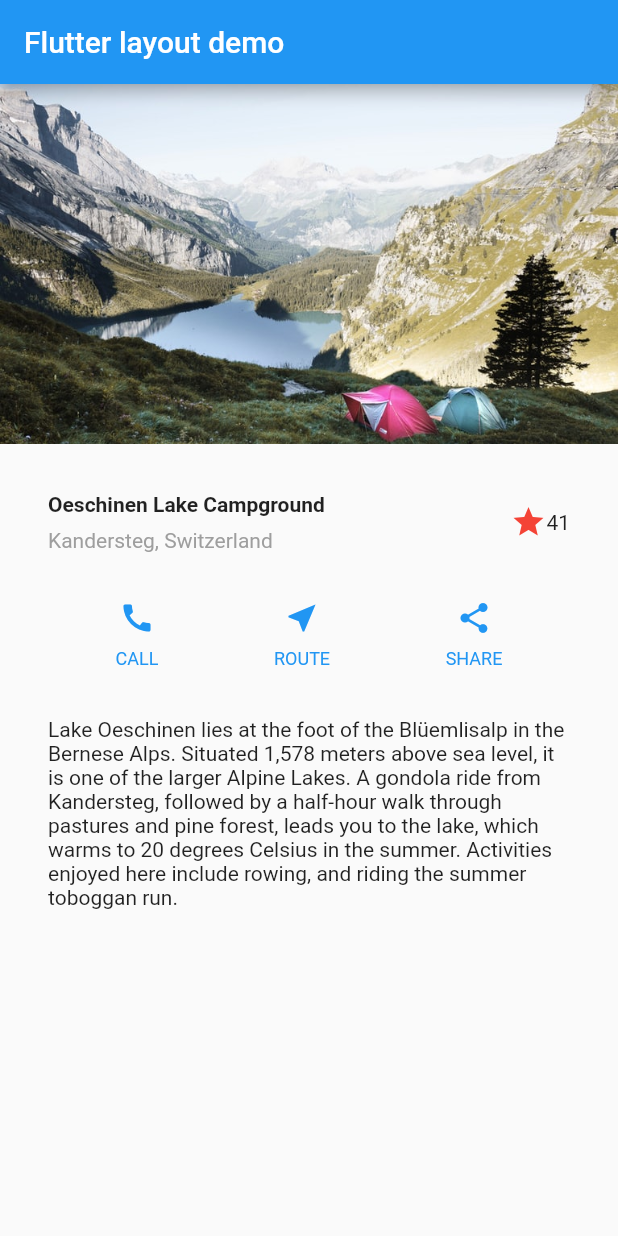
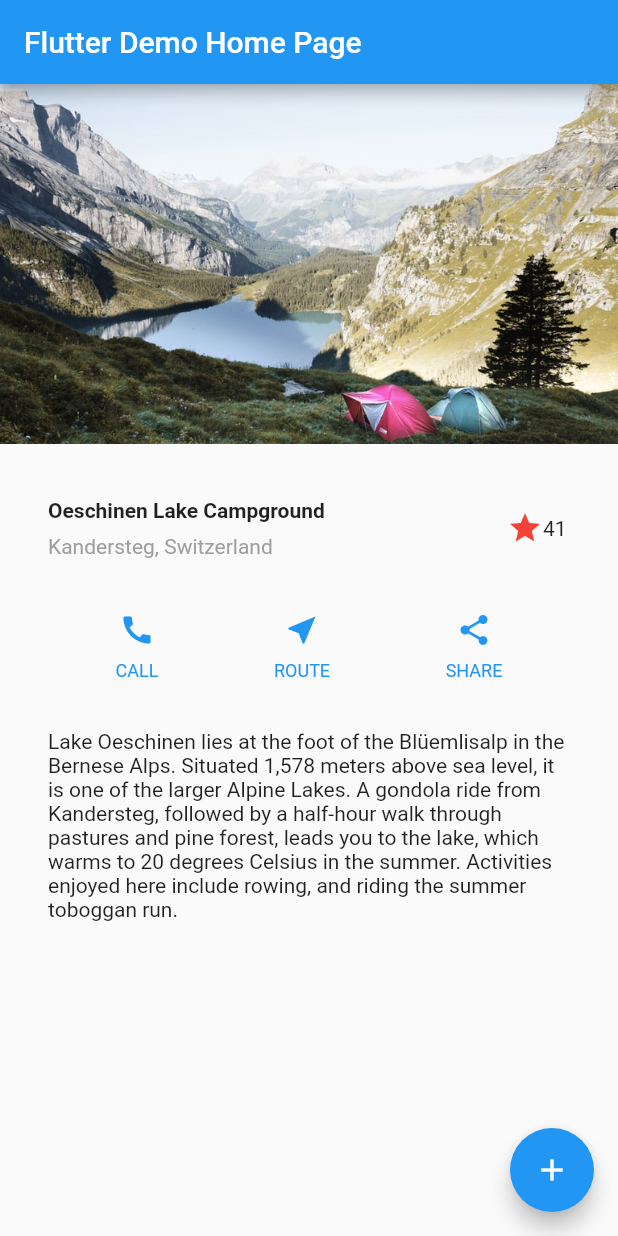
Before and after one commit to numnim296/flutterLayoutDemo, a Flutter app: the screen it shows after launch, on a phone screen of 412 x 824 dp. Run offline on Flutter 3.47's test engine with Material 2 defaults, Android fonts, the phone set to English and light mode, and no system bars.

Commit message:
13/12/2020

```diff
--- a/lib/main.dart
+++ b/lib/main.dart
@@ -1,10 +1,45 @@
 import 'package:flutter/material.dart';
+
+import 'favoriteA.dart';
+import 'favoriteB.dart';
+import 'favoriteC.dart';
 
 void main() {
   runApp(MyApp());
 }
 
 class MyApp extends StatelessWidget {
+  // This widget is the root of your application.
+  @override
+  Widget build(BuildContext context) {
+    return MaterialApp(
+      title: 'Flutter Demo',
+      theme: ThemeData(
+        primarySwatch: Colors.blue,
+      ),
+      home: MyHomePage(title: 'Flutter Demo Home Page'),
+    );
+  }
+}
+
+class MyHomePage extends StatefulWidget {
+  MyHomePage({Key key, this.title}) : super(key: key);
+
+  final String title;
+
+  @override
+  _MyHomePageState createState() => _MyHomePageState();
+}
+
+class _MyHomePageState extends State<MyHomePage> {
+  int _counter = 0;
+
+  void _incrementCounter() {
+    setState(() {
+      _counter++;
+    });
+  }
+
   Widget titleSection = Container(
     padding: const EdgeInsets.all(32),
     child: Row(
@@ -34,14 +69,84 @@ class MyApp extends StatelessWidget {
           ),
         ),
         /*3*/
-        Icon(
-          Icons.star,
-          color: Colors.red[500],
-        ),
-        Text('41'),
+        FavoriteWidget(),
       ],
     ),
   );
+
+  Widget textSection = Container(
+    padding: const EdgeInsets.all(32),
+    child: Text(
+      'Lake Oeschinen lies at the foot of the Blüemlisalp in the Bernese '
+      'Alps. Situated 1,578 meters above sea level, it is one of the '
+      'larger Alpine Lakes. A gondola ride from Kandersteg, followed by a '
+      'half-hour walk through pastures and pine forest, leads you to the '
+      'lake, which warms to 20 degrees Celsius in the summer. Activities '
+      'enjoyed here include rowing, and riding the summer toboggan run.',
+      softWrap: true,
+    ),
+  );
+  @override
+  Widget build(BuildContext context) {
+    Color color = Theme.of(context).primaryColor;
+
+    Widget buttonSection = Container(
+      child: Row(
+        mainAxisAlignment: MainAxisAlignment.spaceEvenly,
+        children: [
+          GestureDetector(
+              onTap: () {
+                Navigator.push(
+                  context,
+                  MaterialPageRoute(builder: (context) => TapboxA()),
+                );
+              },
+              child: _buildButtonColumn(color, Icons.call, 'CALL')),
+          GestureDetector(
+            onTap: () {
+                Navigator.push(
+                  context,
+                  MaterialPageRoute(builder: (context) => ParentWidget()),
+                );
+              },
+            child: _buildButtonColumn(color, Icons.near_me, 'ROUTE')),
+          GestureDetector(
+            onTap: () {
+                Navigator.push(
+                  context,
+                  MaterialPageRoute(builder: (context) => ParentWidgetC()),
+                );
+              },
+            child: _buildButtonColumn(color, Icons.share, 'SHARE')),
+        ],
+      ),
+    );
+
+    return Scaffold(
+      appBar: AppBar(
+        title: Text(widget.title),
+      ),
+      body: ListView(
+        children: <Widget>[
+          Image.asset(
+            'images/lake.jpg',
+            width: 600,
+            height: 240,
+            fit: BoxFit.cover,
+          ),
+          titleSection,
+          buttonSection,
+          textSection,
+        ],
+      ),
+
+      floatingActionButton: FloatingActionButton(
+        onPressed: _incrementCounter,
+        tooltip: 'Increment',
+        child: Icon(Icons.add),
+      ), // This trailing comma makes auto-formatting nicer for build methods.
+    );
+  }
 
   Column _buildButtonColumn(Color color, IconData icon, String label) {
     return Column(
@@ -63,52 +168,51 @@ class MyApp extends StatelessWidget {
       ],
     );
   }
+}
+
+class FavoriteWidget extends StatefulWidget {
+  @override
+  _FavoriteWidgetState createState() => _FavoriteWidgetState();
+}
+
+class _FavoriteWidgetState extends State<FavoriteWidget> {
+  bool _isFavorited = true;
+  int _favoriteCount = 41;
+  // ···
+  void _toggleFavorite() {
+    setState(() {
+      if (_isFavorited) {
+        _favoriteCount -= 1;
+        _isFavorited = false;
+      } else {
+        _favoriteCount += 1;
+        _isFavorited = true;
+      }
+    });
+  }
 
   @override
   Widget build(BuildContext context) {
-    Color color = Theme.of(context).primaryColor;
-
-    Widget buttonSection = Container(
-      child: Row(
-        mainAxisAlignment: MainAxisAlignment.spaceEvenly,
-        children: [
-          _buildButtonColumn(color, Icons.call, 'CALL'),
-          _buildButtonColumn(color, Icons.near_me, 'ROUTE'),
-          _buildButtonColumn(color, Icons.share, 'SHARE'),
-        ],
-      ),
-    );
-
-    Widget textSection = Container(
-      padding: const EdgeInsets.all(32),
-      child: Text(
-        'Lake Oeschinen lies at the foot of the Blüemlisalp in the Bernese '
-        'Alps. Situated 1,578 meters above sea level, it is one of the '
-        'larger Alpine Lakes. A gondola ride from Kandersteg, followed by a '
-        'half-hour walk through pastures and pine forest, leads you to the '
-        'lake, which warms to 20 degrees Celsius in the summer. Activities '
-        'enjoyed here include rowing, and riding the summer toboggan run.',
-        softWrap: true,
-      ),
-    );
-
-    return MaterialApp(
-      title: 'Flutter layout demo',
-      home: Scaffold(
-        appBar: AppBar(
-          title: Text('Flutter layout demo'),
+    return Row(
+      mainAxisSize: MainAxisSize.min,
+      children: [
+        Container(
+          padding: EdgeInsets.all(0),
+          child: IconButton(
+            padding: EdgeInsets.all(0),
+            alignment: Alignment.centerRight,
+            icon: (_isFavorited ? Icon(Icons.star) : Icon(Icons.star_border)),
+            color: Colors.red[500],
+            onPressed: _toggleFavorite,
+          ),
         ),
-        body: ListView(
-          children: [
-            Image.asset(
-              'images/lake.jpg',
-              width: 600,
-              height: 240,
-              fit: BoxFit.cover,
-            ),
-            titleSection, buttonSection, textSection],
+        SizedBox(
+          width: 18,
+          child: Container(
+            child: Text('$_favoriteCount'),
+          ),
         ),
-      ),
+      ],
     );
   }
 }
```
Also changed, not shown: lib/favoriteA.dart (added, +43 -0 lines), lib/favoriteB.dart (added, +63 -0 lines), lib/favoriteC.dart (added, +95 -0 lines).
